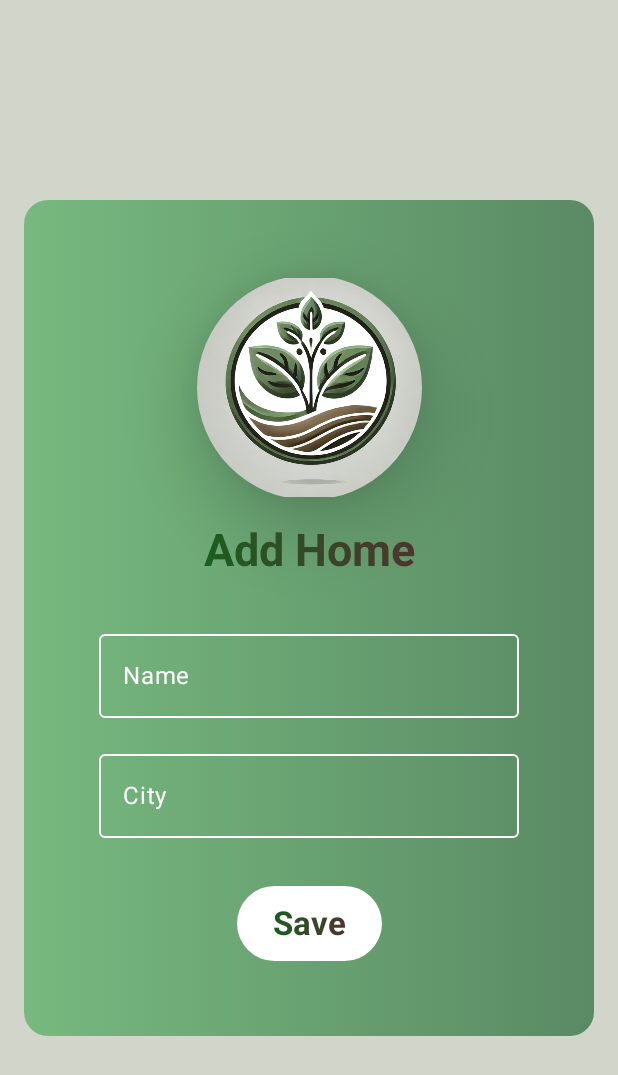
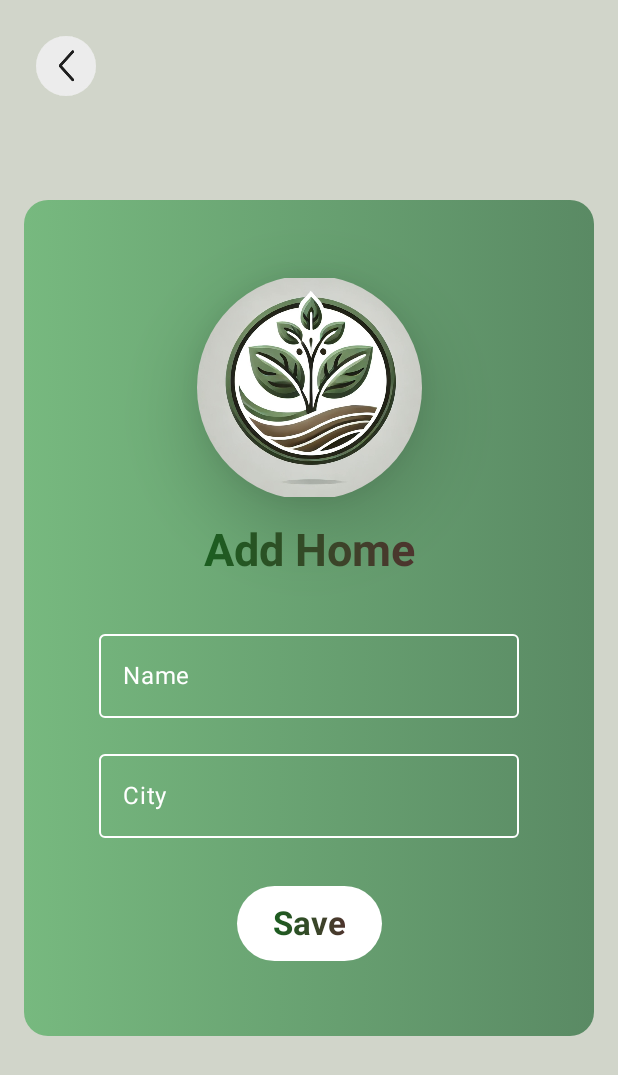
Before and after one commit to EugenI17/GreenSpace, an Android app built with Jetpack Compose: the AddHomeScreen screen opened through its navigation route, on a phone screen of 412 x 824 dp. Shown: the top 1075 px of the screen. Run offline under Robolectric (Android 15) with nearby library versions, the phone set to English and light mode, and no system bars.

Commit message:
Added arrow back button

```diff
--- a/app/src/main/java/ro/upt/greenspace/AddHome.kt
+++ b/app/src/main/java/ro/upt/greenspace/AddHome.kt
@@ -27,22 +27,34 @@ class AddHome : ComponentActivity() {
   override fun onCreate(savedInstanceState: Bundle?) {
     super.onCreate(savedInstanceState)
     setContent {
-      AddHomeScreen()
+//      AddHomeScreen()
     }
   }
 }
 
 @Composable
-fun AddHomeScreen() {
+fun AddHomeScreen(navController: androidx.navigation.NavHostController) {
   var name by remember { mutableStateOf(TextFieldValue("")) }
   var city by remember { mutableStateOf(TextFieldValue("")) }
 
   Box(
     modifier = Modifier
       .fillMaxSize()
-      .background(Color(0xFFd1d5ca)), // Light background
+      .background(Color(0xFFd1d5ca)),
     contentAlignment = Alignment.Center
   ) {
+    IconButton(
+      onClick = { navController.navigateUp() },
+      modifier = Modifier
+        .padding(20.dp)
+        .align(Alignment.TopStart)
+    ) {
+      Image(
+        painter = painterResource(id = R.drawable.arrow),
+        contentDescription = "Back"
+      )
+    }
+
     Column(
       modifier = Modifier
         .padding(horizontal = 16.dp)
@@ -90,8 +102,8 @@ fun AddHomeScreen() {
           .fillMaxWidth()
           .padding(bottom = 16.dp),
         colors = OutlinedTextFieldDefaults.colors(
-          focusedTextColor = Color.Black,
-          unfocusedTextColor = Color.Black,
+          focusedTextColor = Color.White,
+          unfocusedTextColor = Color.White,
           focusedBorderColor = Color.White,
           unfocusedBorderColor = Color.White,
           focusedLabelColor = Color.White,
@@ -108,8 +120,8 @@ fun AddHomeScreen() {
           .fillMaxWidth()
           .padding(bottom = 16.dp),
         colors = OutlinedTextFieldDefaults.colors(
-          focusedTextColor = Color.Black,
-          unfocusedTextColor = Color.Black,
+          focusedTextColor = Color.White,
+          unfocusedTextColor = Color.White,
           focusedBorderColor = Color.White,
           unfocusedBorderColor = Color.White,
           focusedLabelColor = Color.White,
@@ -142,8 +154,8 @@ fun AddHomeScreen() {
   }
 }
 
-@Preview(showBackground = true)
-@Composable
-fun AddHomeScreenPreview() {
-  AddHomeScreen()
-}
+//@Preview(showBackground = true)
+//@Composable
+//fun AddHomeScreenPreview() {
+//  AddHomeScreen()
+//}
--- a/app/src/main/java/ro/upt/greenspace/MainActivity.kt
+++ b/app/src/main/java/ro/upt/greenspace/MainActivity.kt
@@ -48,8 +48,8 @@ class MainActivity : ComponentActivity() {
         ) {
           NavHost(navController = navController, startDestination = "greenPage") {
             composable("greenPage") { GreenPage(navController) }
-            composable("addHome") { AddHomeScreen() }
-            composable("viewHomes") { ViewHomesScreen() }
+            composable("addHome") { AddHomeScreen(navController) }
+            composable("viewHomes") { ViewHomesScreen(navController) }
           }
         }
       }
@@ -154,7 +154,9 @@ class MainActivity : ComponentActivity() {
             )
         ) {
           Button(
-            onClick = { /* Add functionality */ },
+            onClick = {
+              navController.navigate("viewHomes")
+            },
             modifier = Modifier
               .padding(2.dp)
               .width(buttonWidth),
--- a/build.gradle.kts
+++ b/build.gradle.kts
@@ -1,5 +1,5 @@
 // Top-level build file where you can add configuration options common to all sub-projects/modules.
 plugins {
-    id("com.android.application") version "8.2.0" apply false
+    id("com.android.application") version "8.7.2" apply false
     id("org.jetbrains.kotlin.android") version "1.9.0" apply false
 }
```
Also changed, not shown: app/src/main/java/ro/upt/greenspace/ViewHomes.kt (+15 -4 lines), app/src/main/res/drawable/arrow.jpg (added), gradle/wrapper/gradle-wrapper.properties.
